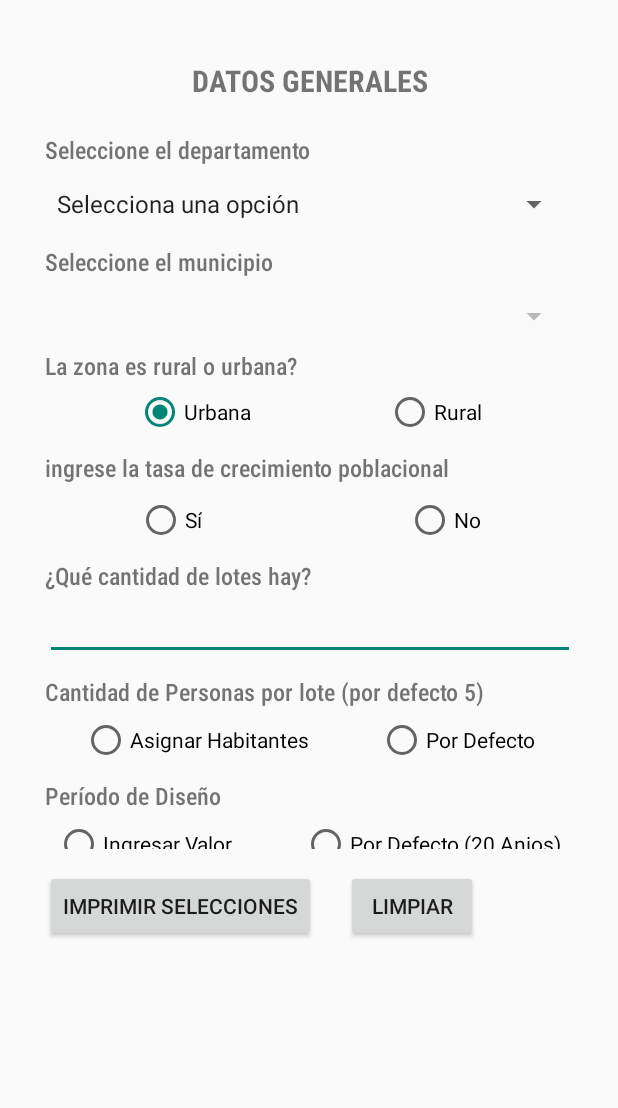
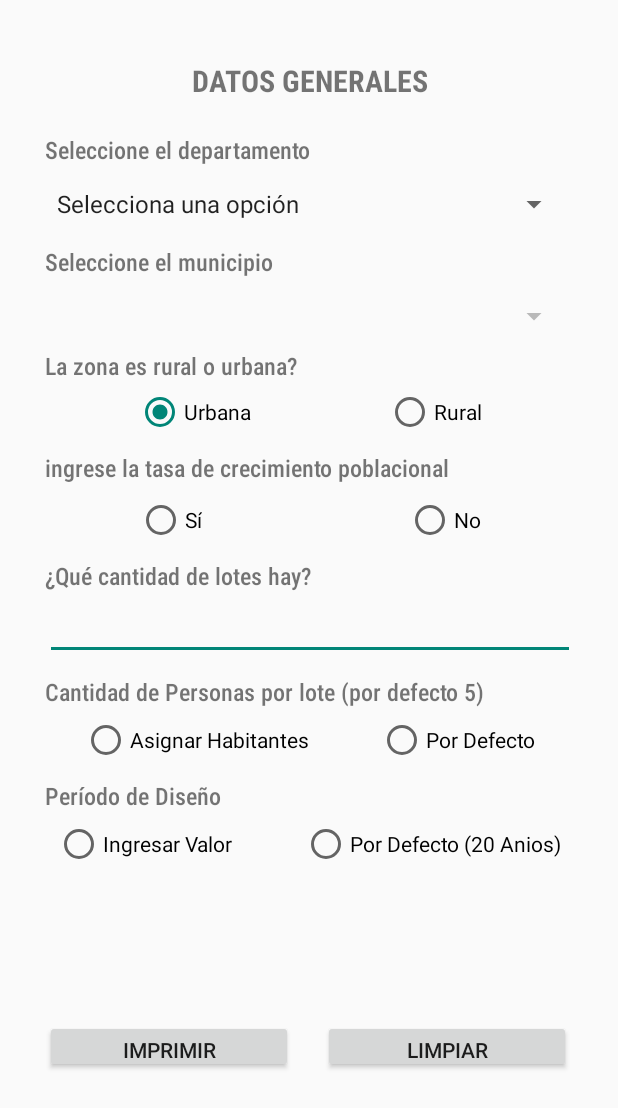
Before and after one commit to Oomars1/VolumenTanque, an Android app built with Jetpack Compose: the screen it shows after launch (MainActivity), on a phone screen of 412 x 824 dp. Shown: the top 1108 px of the screen. Run offline under Robolectric (Android 15) with nearby library versions, the phone set to English and light mode, and no system bars.

```diff
--- a/app/src/main/res/layout/activity_main.xml
+++ b/app/src/main/res/layout/activity_main.xml
@@ -9,7 +9,7 @@
     >
     <ScrollView
         android:layout_width="380dp"
-        android:layout_height="550dp"
+        android:layout_height="650dp"
         android:scrollbarSize="0dp">
         <LinearLayout
             android:layout_width="match_parent"
@@ -255,6 +255,9 @@
                 android:visibility="gone"
                 android:layout_marginTop="16dp"/>
 
+            <!-- Encabezado de la tabla comienza
+
+             termina-->
 
         </LinearLayout>
     </ScrollView>
@@ -265,33 +268,39 @@
         android:layout_height="wrap_content"
         android:orientation="horizontal"
         android:padding="14dp">
-    <Button
-        android:id="@+id/button"
-        android:layout_width="wrap_content"
-        android:layout_height="wrap_content"
-        android:layout_gravity="center_horizontal"
-        android:layout_marginTop="30dp"
-        android:layout_marginEnd="20dp"
-        android:text="Imprimir Selecciones" />
+
+        <Button
+            android:id="@+id/button"
+            android:layout_width="165dp"
+            android:layout_height="35dp"
+            android:layout_gravity="center_horizontal"
+            android:layout_marginTop="16dp"
+            android:layout_marginEnd="20dp"
+            android:text="Imprimir Selecciones" />
+
         <Button
             android:id="@+id/clearButton"
-            android:layout_width="wrap_content"
-            android:layout_height="wrap_content"
-            android:text="Limpiar"
+            android:layout_width="165dp"
+            android:layout_height="35dp"
+            android:layout_gravity="center_horizontal"
             android:layout_marginTop="16dp"
-            android:layout_gravity="center_horizontal"/>
+            android:text="Limpiar" />
+
+
 
     </LinearLayout>
     <ScrollView
     android:layout_width="match_parent"
     android:layout_height="wrap_content"
     android:layout_gravity="center_horizontal"
-    android:paddingTop="45dp">
+    android:paddingTop="65dp">
     <TextView
         android:id="@+id/textViewSelection"
         android:layout_width="match_parent"
         android:layout_height="wrap_content"
         android:textSize="16sp" />
 
+
+
 </ScrollView>
 </LinearLayout>
```
Also changed, not shown: app/src/main/java/com/example/calculadoradevolumen/MainActivity.kt (+71 -14 lines).
